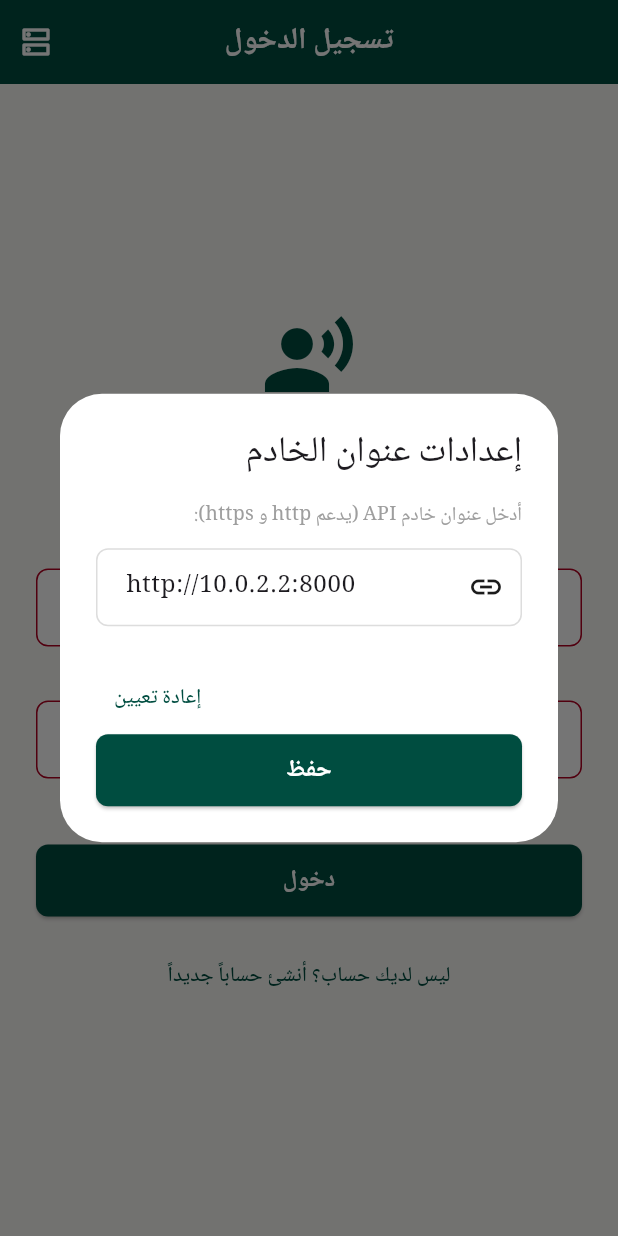
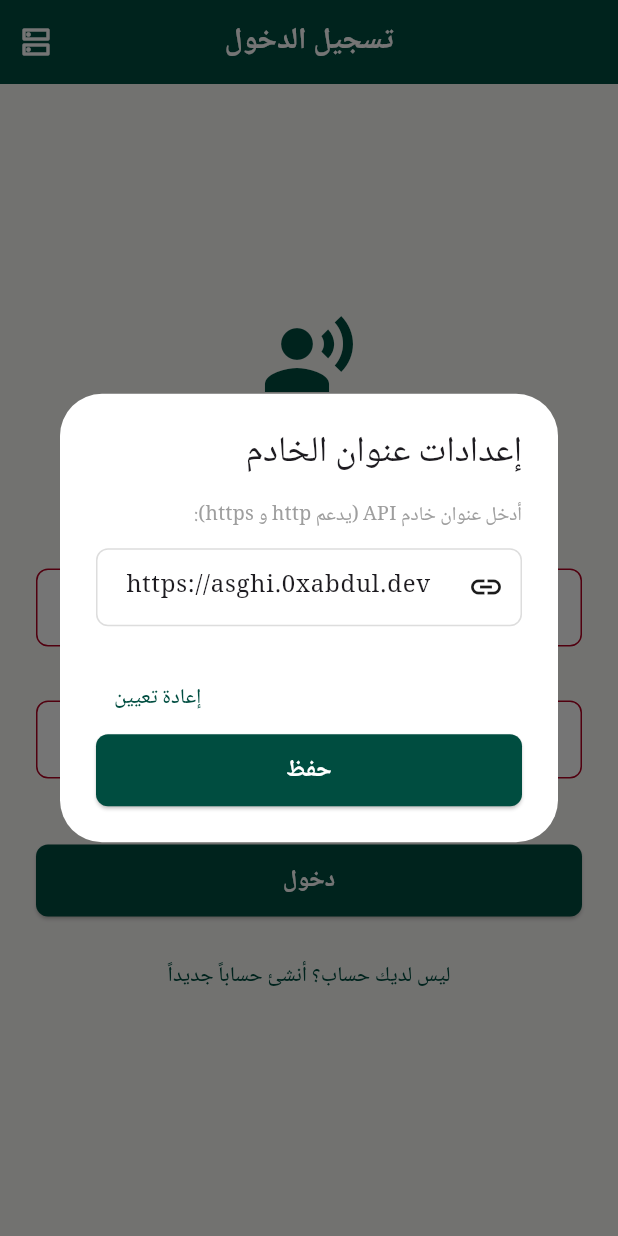
Before and after one commit to iAbdulrrahman/asghi, a Flutter app: the screen it shows after launch, after a tap on "دخول", after a tap on the "dns" icon, on a phone screen of 412 x 824 dp. Run offline on Flutter 3.47's test engine with Material 3 defaults, Android fonts, the phone set to English and light mode, and no system bars; our stand-ins replace dio, file_picker, flutter_riverpod, flutter_secure_storage, just_audio, permission_handler; missing offline and left inert: record; network calls fail.

Commit message:
mobile: default API base is the deployed https://asghi.0xabdul.dev
Local work overrides it with --dart-define=API_BASE or the in-app server field.

```diff
--- a/mobile/lib/core/constants.dart
+++ b/mobile/lib/core/constants.dart
@@ -1,4 +1,3 @@
-import 'package:flutter/foundation.dart';
 import 'package:flutter/material.dart';
 
 class AppConstants {
@@ -7,15 +6,14 @@ class AppConstants {
 
   static String? customBaseUrl;
 
-  // Compile-time default
+  static const String productionApiBaseUrl = 'https://asghi.0xabdul.dev';
+
+  // Compile-time default; local work overrides it with
+  // --dart-define=API_BASE=http://10.0.2.2:8000 (emulator) or a LAN address.
   static String get defaultApiBaseUrl {
     const defined = String.fromEnvironment('API_BASE', defaultValue: '');
     if (defined.isNotEmpty) return defined;
-    if (kIsWeb) return 'http://localhost:8000';
-    if (defaultTargetPlatform == TargetPlatform.android) {
-      return 'http://10.0.2.2:8000';
-    }
-    return 'http://localhost:8000';
+    return productionApiBaseUrl;
   }
 
   // Live configurable value
```
